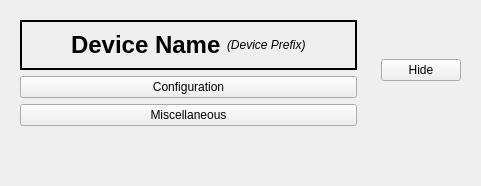
Before: the Qt Designer form typhon/ui/base.ui in pcdshub/typhos, drawn with Qt 5.
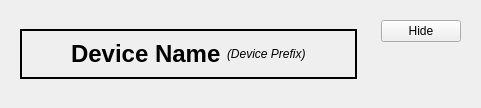
After: the same form once the commit is applied. The open tabs and pages were chosen to show the change.

Commit message: UI: Remove buttons in favor of generated Panel widgets

The edit to the form file:
```diff
--- a/typhon/ui/base.ui
+++ b/typhon/ui/base.ui
@@ -31,9 +31,9 @@
        <verstretch>0</verstretch>
       </sizepolicy>
      </property>
-     <layout class="QVBoxLayout" name="main_layout" stretch="0,0,0,1">
+     <layout class="QVBoxLayout" name="main_layout" stretch="0">
       <property name="sizeConstraint">
-       <enum>QLayout::SetDefaultConstraint</enum>
+       <enum>QLayout::SetFixedSize</enum>
       </property>
       <item>
        <widget class="QFrame" name="title_frame">
@@ -105,54 +105,6 @@
         </layout>
        </widget>
       </item>
-      <item>
-       <widget class="QPushButton" name="config_button">
-        <property name="text">
-         <string>Configuration</string>
-        </property>
-        <property name="checkable">
-         <bool>true</bool>
-        </property>
-        <property name="checked">
-         <bool>false</bool>
-        </property>
-        <property name="autoDefault">
-         <bool>false</bool>
-        </property>
-        <property name="flat">
-         <bool>false</bool>
-        </property>
-       </widget>
-      </item>
-      <item>
-       <widget class="QPushButton" name="misc_button">
-        <property name="text">
-         <string>Miscellaneous</string>
-        </property>
-        <property name="checkable">
-         <bool>true</bool>
-        </property>
-        <property name="checked">
-         <bool>false</bool>
-        </property>
-        <property name="autoDefault">
-         <bool>false</bool>
-        </property>
-       </widget>
-      </item>
-      <item>
-       <spacer name="verticalSpacer">
-        <property name="orientation">
-         <enum>Qt::Vertical</enum>
-        </property>
-        <property name="sizeHint" stdset="0">
-         <size>
-          <width>20</width>
-          <height>40</height>
-         </size>
-        </property>
-       </spacer>
-      </item>
      </layout>
     </widget>
    </item>
```
Left out of the diff: 2 changed lines with no effect on the pictures.
